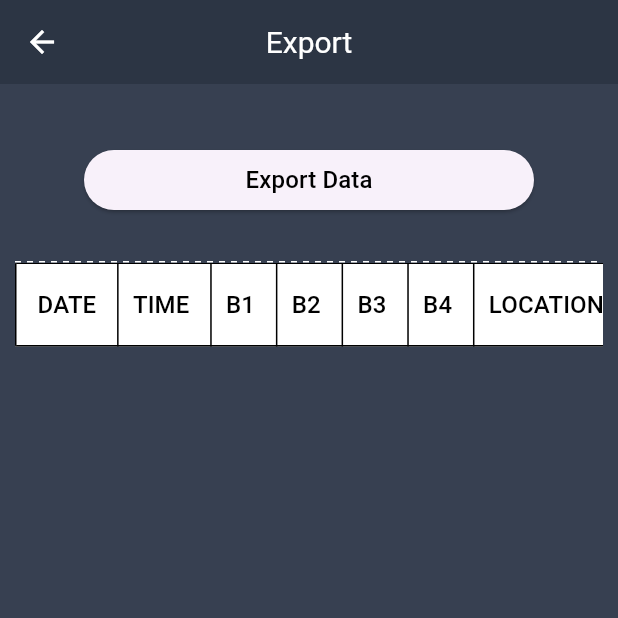
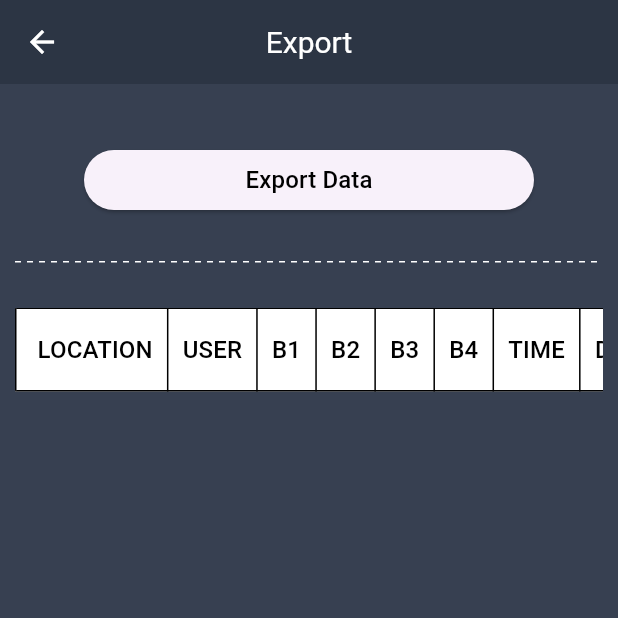
Before and after one commit to aotpattrawutkhamma/ircProject, a Flutter app: the ExportScreen screen opened by its route, after a tap on "Export Data", on a phone screen of 412 x 824 dp, the top half of it. Run offline on Flutter 3.47's test engine with Material 2 defaults, Android fonts, the phone set to English and light mode, and no system bars; drawn by our look-alikes of dotted_line; our stand-ins replace csv, dropdown_button2, file_picker, font_awesome_flutter, page_transition, sqflite; accounts and stored records are empty.

Commit message:
export file and saveScan

```diff
--- a/irc_application/lib/modelsSqlite/fileCsvScanModel.dart
+++ b/irc_application/lib/modelsSqlite/fileCsvScanModel.dart
@@ -1,36 +1,44 @@
-class FileCsvModel {
-  const FileCsvModel({
+class FileCsvScanModel {
+  const FileCsvScanModel({
     this.ID,
     this.LOCATION,
+    this.USER,
     this.B1,
     this.B2,
     this.B3,
     this.B4,
+    this.TIME,
     this.DATE,
   });
   final int? ID;
   final String? LOCATION;
+  final String? USER;
   final String? B1;
   final String? B2;
   final String? B3;
   final String? B4;
+  final String? TIME;
   final String? DATE;
 
   List<Object> get props => [
         ID!,
         LOCATION!,
+        USER!,
         B1!,
         B2!,
         B3!,
         B4!,
+        TIME!,
         DATE!,
       ];
-  FileCsvModel.fromMap(Map<String, dynamic> map)
+  FileCsvScanModel.fromMap(Map<String, dynamic> map)
       : ID = map['ID'],
         LOCATION = map['LOCATION'],
+        USER = map['USER'],
         B1 = map['B1'],
         B2 = map['B2'],
         B3 = map['B3'],
         B4 = map['B4'],
+        TIME = map['TIME'],
         DATE = map['DATE'];
 }
--- a/irc_application/lib/screen/export/export_screen.dart
+++ b/irc_application/lib/screen/export/export_screen.dart
@@ -5,7 +5,9 @@ import 'package:dotted_line/dotted_line.dart';
 import 'package:flutter/material.dart';
 import 'package:irc_application/config/app_constants.dart';
 import 'package:irc_application/models/csvModel.dart';
+import 'package:irc_application/models/csvScanModel.dart';
 import 'package:irc_application/modelsSqlite/fileCsvModel.dart';
+import 'package:irc_application/modelsSqlite/fileCsvScanModel.dart';
 import 'package:irc_application/services/sqlite.dart';
 import 'package:irc_application/widgets/Custom_bg.dart';
 import 'package:irc_application/widgets/Custom_button.dart';
@@ -19,11 +21,12 @@ class ExportScreen extends StatefulWidget {
 }
 
 class _ExportScreenState extends State<ExportScreen> {
-  List CsvModuleList = [];
   List<CsvModel> csvModelData = [];
-  String csv = "";
-  List<FileCsvModel> result = [];
+  List<CsvModel> _tempCsv = [];
+  List<FileCsvScanModel> result = [];
   DatabaseHelper databaseHelper = DatabaseHelper();
+  // final File file = File("/storage/emulated/0/Download/result.csv");
+  final File file = File("/storage/101D-3E1F/Download/result2.csv");
 
   @override
   void initState() {
@@ -32,34 +35,84 @@ class _ExportScreenState extends State<ExportScreen> {
   }
 
   Future<void> _ExportCSV() async {
-    var data = 'Date';
-    data += 'Time';
-    data += 'User';
-    data += 'B1';
-    data += 'B2';
-    data += 'B3';
-    data += 'B4';
-    data += 'Location';
+    final futures = <Future>[];
+    futures
+        .add(send("TIME", "DATE", "USER", "B1", "B2", "B3", "B4", "LOCATION"));
 
-    var selectDirectory = '/storage/emulated/0/Dawnload';
-    var filename = await getFilename('CSV');
-    var pathFile = '$selectDirectory/$filename';
+    // df = pd.DataFrame({'name': ['John', 'Doe', 'Sam', 'Joel'],
+    //   'age': [18, 10, 15, 32],
+    //   'sex': ['Male', 'Female', 'Female', 'Male']
+    // })
 
-    var file = File(pathFile);
-    var result = await file.writeAsString(data);
+    // var data = 'TIME';
+    // data += 'DATE';
+    // data += 'USER';
+    // data += 'B1';
+    // data += 'B2';
+    // data += 'B3';
+    // data += 'B4';
+    // data += 'LOCATION';
+    // data += '\r';
+    //
+    // var listData = result.length;
+    // if (result.isNotEmpty) {
+    //   result.forEach((element) {
+    //     data += element.TIME.toString();
+    //     data += element.DATE.toString();
+    //     data += element.USER.toString();
+    //     data += element.B1.toString();
+    //     data += element.B2.toString();
+    //     data += element.B3.toString();
+    //     data += element.B4.toString();
+    //     data += '\r';
+    //   });
+    // }
+
+    // var selectDirectory = '/storage/emulated/0/Download';
+    // var filename = await getFilename('CSV');
+    // var pathFile = '$selectDirectory/$filename';
+    //
+    // var file = File(pathFile);
+    // var resultCSV = await file.writeAsString(data);
+  }
+
+  Future send(String TIME, String DATE, String USER, String B1, String B2,
+      String B3, String B4, String LOCATION) async {
+    try {
+      await file.writeAsString(
+          TIME += DATE += USER += B1 += B2 += B3 += B4 += LOCATION + '\n',
+          mode: FileMode.write,
+          flush: true);
+    } catch (e) {
+      print("Error: $e");
+    }
+    return await file.length();
   }
 
   Future _getData() async {
     List<Map<String, dynamic>> sqlData =
-        await databaseHelper.queryData('FileCsv');
+        await databaseHelper.queryData('FileScanCsv');
     if (sqlData.isNotEmpty) {
       setState(() {
-        result = sqlData.map((e) => FileCsvModel.fromMap(e)).toList();
+        result = sqlData.map((e) => FileCsvScanModel.fromMap(e)).toList();
       });
     } else {
       print("Nodata");
     }
   }
+  //BT-571-A+230328R002+448+20230428
+  //TD-641-A+230327R002+832+20230411
+  // Future _getData() async {
+  //   List<Map<String, dynamic>> sqlData =
+  //       await databaseHelper.queryData('FileScanCsv');
+  //   if (sqlData.isNotEmpty) {
+  //     setState(() {
+  //       result = sqlData.map((e) => FileCsvScanModel.fromMap(e)).toList();
+  //     });
+  //   } else {
+  //     print("Nodata");
+  //   }
+  // }
 
   Future<String> getFilename(String extension) async {
     return '${DateTime.now().toIso8601String()}.extension';
@@ -93,6 +146,9 @@ class _ExportScreenState extends State<ExportScreen> {
             const DottedLine(
               dashColor: COLOR_WHITE,
             ),
+            const SizedBox(
+              height: 30,
+            ),
             Expanded(
                 child: SingleChildScrollView(
               scrollDirection: Axis.horizontal,
@@ -106,34 +162,43 @@ class _ExportScreenState extends State<ExportScreen> {
                       columnSpacing: 20,
                       horizontalMargin: 15,
                       columns: [
-                        DataColumn(label: Label('DATE')),
-                        DataColumn(label: Label('TIME')),
-                        DataColumn(label: Label('B1')),
-                        DataColumn(label: Label('B2')),
-                        DataColumn(label: Label('B3')),
-                        DataColumn(label: Label('B4')),
                         DataColumn(label: Label('LOCATION')),
+                        DataColumn(label: Center(child: Label('USER'))),
+                        DataColumn(label: Center(child: Label('B1'))),
+                        DataColumn(label: Center(child: Label('B2'))),
+                        DataColumn(label: Center(child: Label('B3'))),
+                        DataColumn(label: Center(child: Label('B4'))),
+                        DataColumn(label: Center(child: Label('TIME'))),
+                        DataColumn(label: Center(child: Label('DATE'))),
                       ],
-                      rows: csvModelData.isNotEmpty
-                          ? csvModelData.skip(1).map((data) {
+                      rows: result.isNotEmpty
+                          ? result.skip(0).map((e) {
                               return DataRow(cells: [
-                                DataCell(Label(data.LOCATION ?? '')),
-                                DataCell(Label(
-                                  data.DATA ?? '',
-                                  fontSize: 15,
+                                DataCell(Text(e.LOCATION ?? '')),
+                                DataCell(Text(
+                                  e.USER ?? '',
+                                )),
+                                DataCell(Text(
+                                  e.B1 ?? '',
+                                )),
+                                DataCell(Text(
+                                  e.B2 ?? '',
+                                )),
+                                DataCell(Text(
+                                  e.B3 ?? '',
+                                )),
+                                DataCell(Text(
+                                  e.B4 ?? '',
+                                )),
+                                DataCell(Text(
+                                  e.TIME ?? '',
+                                )),
+                                DataCell(Text(
+                                  e.DATE ?? '',
                                 )),
                               ]);
                             }).toList()
-                          : result.isNotEmpty
-                              ? result.skip(1).map((e) {
-                                  return DataRow(cells: [
-                                    DataCell(Text(e.LOCATION ?? '')),
-                                    DataCell(Text(
-                                      e.DATA ?? '',
-                                    )),
-                                  ]);
-                                }).toList()
-                              : List.empty()),
+                          : List.empty()),
                 ),
               ),
             ))
```
Also changed, not shown: irc_application/lib/models/csvScanModel.dart (added, +36 -0 lines), irc_application/lib/screen/import/import_screen.dart (+42 -44 lines), irc_application/lib/screen/scan/scan_screen.dart (+11 -8 lines), irc_application/lib/services/sqlite.dart (+28 -5 lines), 1 other file.
